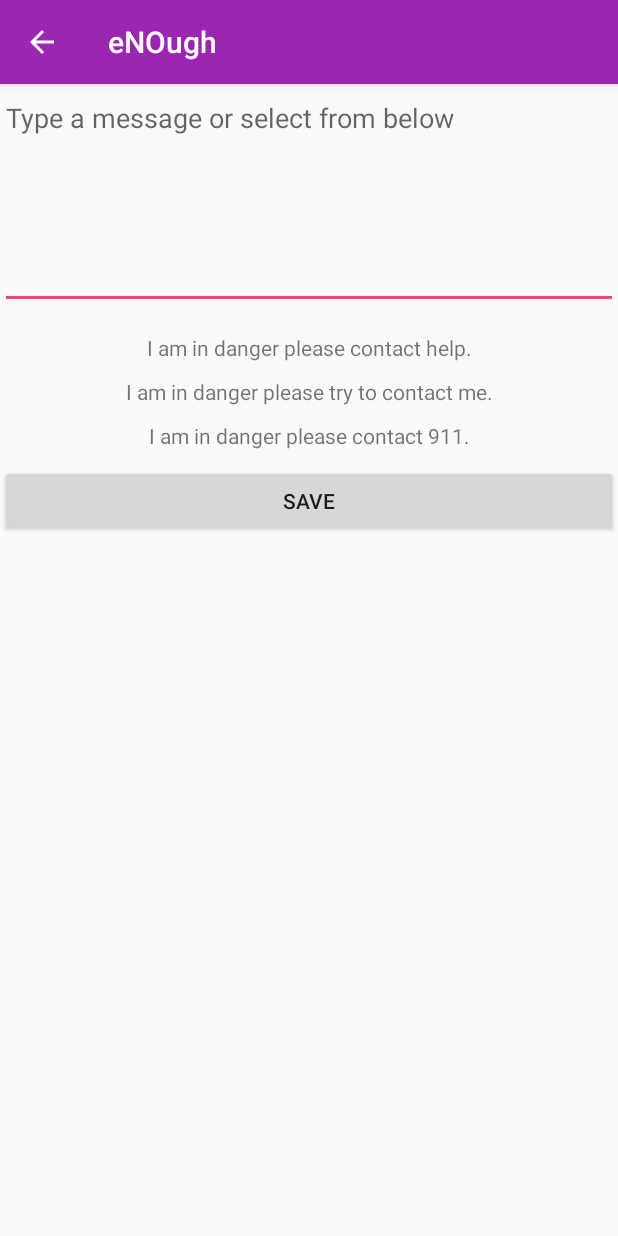
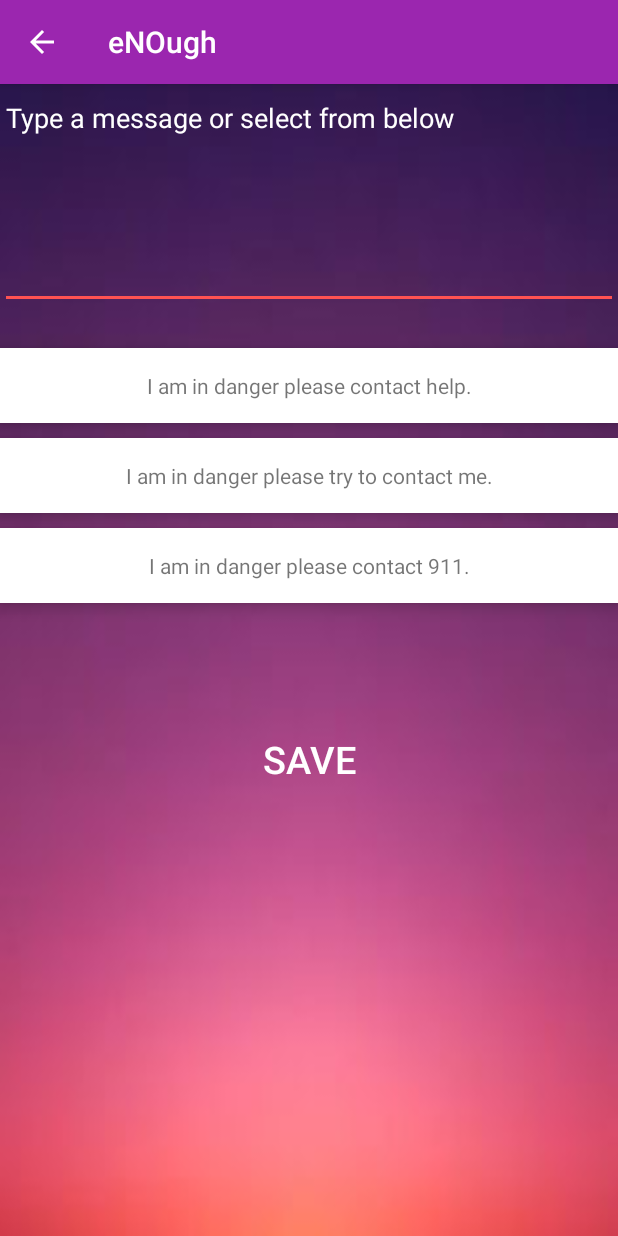
Before and after one commit to ThePurplePeople/enough, an Android app: the MessageDetailFragment screen opened directly, with no data from a screen before it, on a phone screen of 412 x 824 dp. Run offline under Robolectric (Android 15) with nearby library versions, the phone set to English and light mode, and no system bars.

Commit message:
ripple for save button code

```diff
--- /dev/null
+++ b/app/src/main/res/drawable/ripple_effect.xml
@@ -0,0 +1,12 @@
+<?xml version="1.0" encoding="utf-8"?>
+<ripple xmlns:android="http://schemas.android.com/apk/res/android"
+    xmlns:tools="http://schemas.android.com/tools"
+    android:color="@color/colorAccent"
+
+    tools:targetApi="lollipop">
+    <item android:id="@android:id/mask">
+        <shape android:shape="rectangle">
+            <solid android:color="@color/colorAccent" />
+        </shape>
+    </item>
+</ripple>
--- a/app/src/main/res/layout/message_detail.xml
+++ b/app/src/main/res/layout/message_detail.xml
@@ -2,7 +2,8 @@
 <LinearLayout xmlns:android="http://schemas.android.com/apk/res/android"
     android:orientation="vertical" android:layout_width="match_parent"
     android:layout_height="match_parent"
-    android:weightSum="1">
+    android:weightSum="1"
+    android:background="@drawable/backgroundimage">
 
     <LinearLayout
         android:orientation="horizontal"
@@ -15,73 +16,74 @@
            android:id="@+id/user_message"
            android:layout_height="@dimen/edit_message_height"
            android:hint="Type a message or select from below"
+           android:textColor="@color/white"
+           android:textColorHint="@color/white"
            android:gravity="top"/>"
 
     </LinearLayout>
-    <ScrollView
-        android:layout_width="match_parent"
-        android:layout_height="wrap_content">
-        <LinearLayout
-            android:orientation="vertical"
-            android:layout_width="match_parent"
-            android:layout_height="wrap_content">
-            <LinearLayout
+
+    <FrameLayout
         android:layout_width="match_parent"
         android:layout_height="wrap_content"
-                android:orientation="horizontal"
-                android:paddingBottom="@dimen/preset_message_padding">
+        android:layout_marginTop="10dp"
+        android:background="#fff"
+        android:elevation="6dp">
 
         <TextView
                 android:text="@string/message1"
                 android:layout_width="match_parent"
-                    android:layout_height="wrap_content"
-                    android:textAlignment="center"
+                android:layout_height="@dimen/frame_layout_height"
+                android:gravity="center"
                 android:id="@+id/message1"
                 android:layout_weight="1" />
-            </LinearLayout>
-            <LinearLayout
+    </FrameLayout>
+    <FrameLayout
         android:layout_width="match_parent"
-                android:layout_height="wrap_content"
-                android:orientation="horizontal"
-                android:paddingBottom="@dimen/preset_message_padding">
+        android:layout_height="@dimen/frame_layout_height"
+        android:layout_marginTop="10dp"
+        android:background="#fff"
+        android:elevation="6dp">
 
         <TextView
             android:text="@string/message2"
             android:layout_width="match_parent"
-                    android:layout_height="wrap_content"
-                    android:textAlignment="center"
+            android:layout_height="@dimen/frame_layout_height"
+            android:gravity="center"
             android:id="@+id/message2"
             android:layout_weight="1" />
-            </LinearLayout>
-            <LinearLayout
+    </FrameLayout>
+    <FrameLayout
         android:layout_width="match_parent"
         android:layout_height="wrap_content"
-                android:orientation="horizontal"
-                android:paddingBottom="@dimen/preset_message_padding">
+        android:layout_marginTop="10dp"
+        android:background="#fff"
+        android:elevation="6dp">
 
         <TextView
             android:text="@string/message3"
             android:layout_width="match_parent"
-                    android:textAlignment="center"
-                    android:layout_height="wrap_content"
+            android:gravity="center"
+            android:layout_height="@dimen/frame_layout_height"
             android:id="@+id/message3"
             android:layout_weight="1" />
-            </LinearLayout>
-        </LinearLayout>
-    </ScrollView>
+    </FrameLayout>
 
-    <LinearLayout
+    <FrameLayout
         android:orientation="horizontal"
         android:layout_width="match_parent"
-        android:layout_height="wrap_content">
+        android:layout_height="wrap_content"
+        android:layout_marginTop="80dp"
+        >
 
         <Button
             android:id="@+id/save_message"
             android:layout_width="match_parent"
             android:layout_height="match_parent"
+            android:background="@drawable/ripple_effect"
             android:text="@string/save"
+            android:textSize="25sp"
+            android:textColor="@color/white"
             android:layout_weight="1" />
-    </LinearLayout>
-
+    </FrameLayout>
 
 </LinearLayout>
--- a/app/src/main/res/values/colors.xml
+++ b/app/src/main/res/values/colors.xml
@@ -2,5 +2,7 @@
 <resources>
     <color name="colorPrimary">#9B26AF</color>
     <color name="colorPrimaryDark">#691A99</color>
-    <color name="colorAccent">#FF4081</color>
+    <color name="colorAccent">#FF5252</color>
+    <color name="white">#FFFFFF</color>
+
 </resources>
--- a/app/src/main/res/values/dimens.xml
+++ b/app/src/main/res/values/dimens.xml
@@ -4,6 +4,8 @@
     <dimen name="activity_vertical_margin">16dp</dimen>
     <dimen name="edit_message_height">150dp</dimen>
     <dimen name="preset_message_padding">10dp</dimen>
+    <dimen name="frame_layout_height">50dp</dimen>
+
 
     <!--
 Refer to App Widget Documentation for margin information
```
Lines whose indentation alone changed are shown as unchanged.
